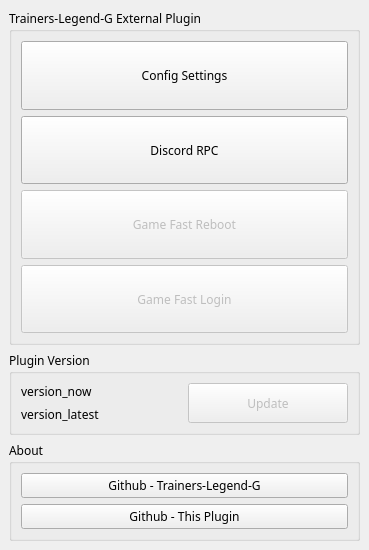
chinosk6/Trainers-Legend-G-External-Plugin, file gui/qtui/main_ui.ui: the form before one commit.
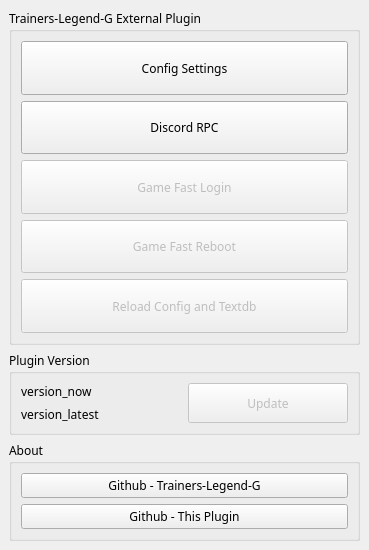
The form after the commit.

```diff
--- a/gui/qtui/main_ui.ui
+++ b/gui/qtui/main_ui.ui
@@ -54,22 +54,6 @@
            </property>
           </widget>
          </item>
-         <item>
-          <widget class="QPushButton" name="pushButton_fast_reboot">
-           <property name="enabled">
-            <bool>false</bool>
-           </property>
-           <property name="maximumSize">
-            <size>
-             <width>10000</width>
-             <height>10000</height>
-            </size>
-           </property>
-           <property name="text">
-            <string>Game Fast Reboot</string>
-           </property>
-          </widget>
-         </item>
          <item>
           <widget class="QPushButton" name="pushButton_fast_login">
            <property name="enabled">
@@ -86,6 +70,38 @@
            </property>
           </widget>
          </item>
+         <item>
+          <widget class="QPushButton" name="pushButton_fast_reboot">
+           <property name="enabled">
+            <bool>false</bool>
+           </property>
+           <property name="maximumSize">
+            <size>
+             <width>10000</width>
+             <height>10000</height>
+            </size>
+           </property>
+           <property name="text">
+            <string>Game Fast Reboot</string>
+           </property>
+          </widget>
+         </item>
+         <item>
+          <widget class="QPushButton" name="pushButton_reload_config">
+           <property name="enabled">
+            <bool>false</bool>
+           </property>
+           <property name="maximumSize">
+            <size>
+             <width>10000</width>
+             <height>10000</height>
+            </size>
+           </property>
+           <property name="text">
+            <string>Reload Config and Textdb</string>
+           </property>
+          </widget>
+         </item>
         </layout>
        </widget>
       </item>
```
